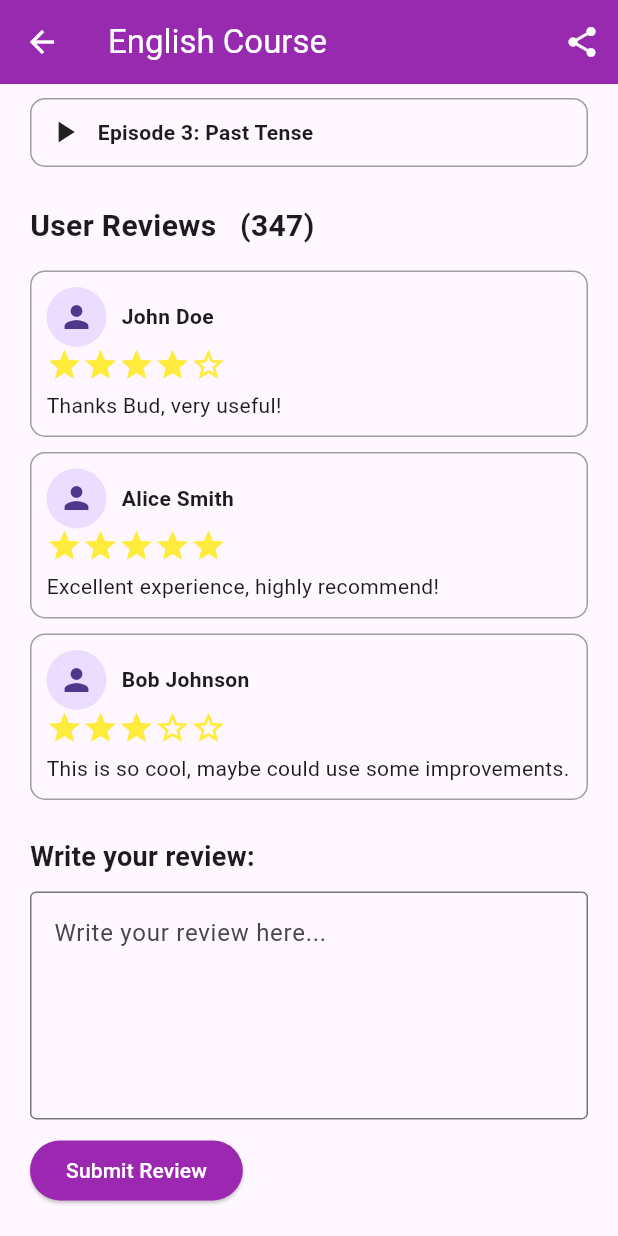
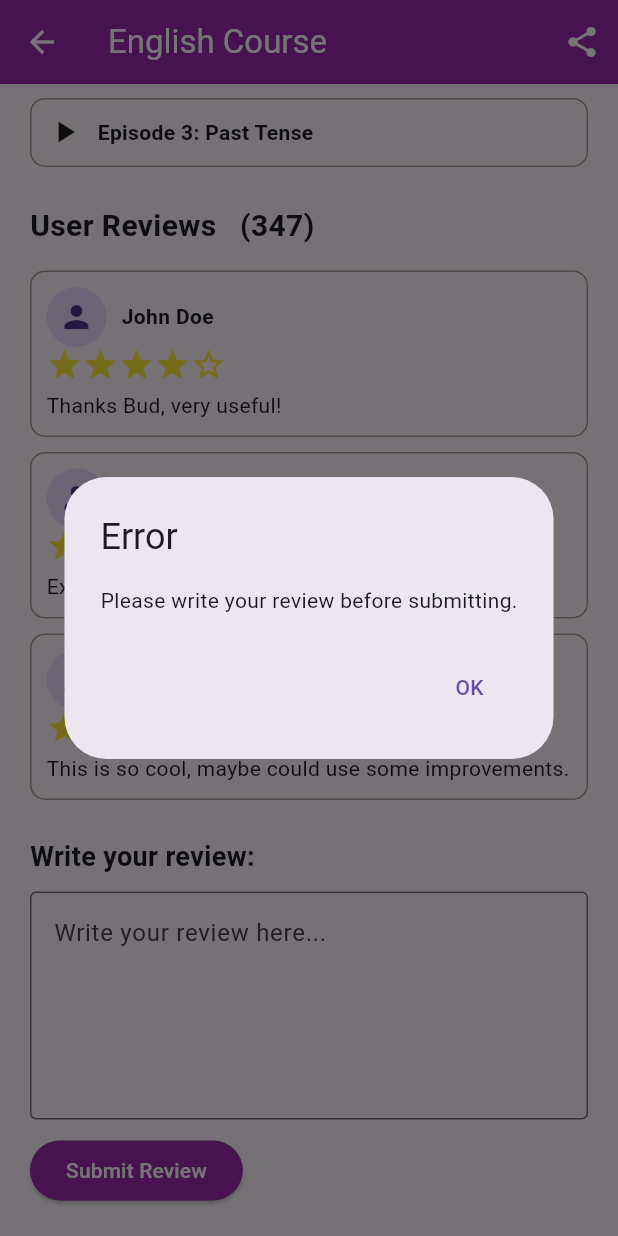
Before and after one commit to Alvinlo221110546/tugas-projek-Quizz, a Flutter app: the EnglishCourse screen opened directly, scrolled down 377 dp, after a tap on "Submit Review", on a phone screen of 412 x 824 dp. Run offline on Flutter 3.47's test engine with Material 3 defaults, Android fonts, the phone set to English and light mode, and no system bars; our stand-ins replace animated_text_kit, cached_network_image, camera, carousel_slider, font_awesome_flutter, image_picker and 2 more; missing offline and left inert: dart:html.

Commit message:
perbaikan dikit

```diff
--- a/lib/page/coursehall_2/englishcourse.dart
+++ b/lib/page/coursehall_2/englishcourse.dart
@@ -1,16 +1,23 @@
 import 'package:flutter/material.dart';
-import 'package:quizz/page/coursehall_2/accounting.dart';
 import 'package:quizz/page/link.dart';
 import 'package:youtube_player_flutter/youtube_player_flutter.dart';
 
 class EnglishCourse extends StatelessWidget {
   @override
   Widget build(BuildContext context) {
-    return  Scaffold(
+    return Scaffold(
       appBar: AppBar(
         iconTheme: IconThemeData(color: Colors.white),
         backgroundColor: Colors.purple,
-        title: Text('English Course',style: TextStyle(color: Colors.white)),actions: [IconButton(onPressed: (){Navigator.push(context, MaterialPageRoute(builder: (context)=>LinkPage()));}, icon: Icon(Icons.share))]
+        title: Text('English Course', style: TextStyle(color: Colors.white)),
+        actions: [
+          IconButton(
+            onPressed: () {
+              Navigator.push(context, MaterialPageRoute(builder: (context) => LinkPage()));
+            },
+            icon: Icon(Icons.share),
+          ),
+        ],
       ),
       body: SingleChildScrollView(
         child: Padding(
@@ -19,35 +26,8 @@ class EnglishCourse extends StatelessWidget {
             crossAxisAlignment: CrossAxisAlignment.start,
             children: [
               SizedBox(height: 20),
-                FutureBuilder<String?>(
-                  future: Future.value(YoutubePlayer.convertUrlToId(
-                      'https://youtu.be/lhFU5H5KPFE?si=ET7Sm1guFwdSHN58')),
-                  builder: (context, snapshot) {
-                    if (snapshot.connectionState == ConnectionState.waiting) {
-                      return CircularProgressIndicator();
-                    } else if (snapshot.hasError) {
-                      return Text('Error: ${snapshot.error}');
-                    } else {
-                      final videoId = snapshot.data;
-                      if (videoId != null && videoId.isNotEmpty) {
-                        return YoutubePlayer(
-                          controller: YoutubePlayerController(
-                            initialVideoId: videoId,
-                            flags: YoutubePlayerFlags(
-                              autoPlay: false,
-                              mute: false,
-                            ),
-                          ),
-                          showVideoProgressIndicator: true,
-                        );
-                      } else {
-                        return Text('Invalid YouTube URL');
-                      }
-                    }
-                  },
-                ),
+              YoutubePlayerWidget('https://youtu.be/lhFU5H5KPFE?si=ET7Sm1guFwdSHN58'),
               SizedBox(height: 20),
-
               EpisodeListItem(
                 episodeTitle: 'Episode 1: Introduction to Grammar',
                 onPressed: () {
@@ -105,7 +85,6 @@ class EnglishCourse extends StatelessWidget {
         ),
       ),
     );
-
   }
 }
 
@@ -230,12 +209,29 @@ class _ReviewTextBoxState extends State<ReviewTextBox> {
             ),
           ),
           onPressed: () {
-            String review = _controller.text;
+            String review = _controller.text.trim();
+            if (review.isNotEmpty) {
               print('Review submitted: $review');
-
               _controller.clear();
+            } else {
+              showDialog(
+                context: context,
+                builder: (context) => AlertDialog(
+                  title: Text('Error'),
+                  content: Text('Please write your review before submitting.'),
+                  actions: [
+                    TextButton(
+                      onPressed: () {
+                        Navigator.pop(context);
                       },
-          child: Text('Submit Review', style: TextStyle(color: Colors.white)),
+                      child: Text('OK'),
+                    ),
+                  ],
+                ),
+              );
+            }
+          },
+          child: Text('Submit Review', style: TextStyle(fontSize: 14, color: Colors.white)),
         ),
       ],
     );
@@ -247,3 +243,38 @@ class _ReviewTextBoxState extends State<ReviewTextBox> {
     super.dispose();
   }
 }
+
+class YoutubePlayerWidget extends StatelessWidget {
+  final String url;
+
+  YoutubePlayerWidget(this.url);
+
+  @override
+  Widget build(BuildContext context) {
+    final videoId = YoutubePlayer.convertUrlToId(url);
+
+    if (videoId == null) {
+      return Text('Invalid YouTube URL');
+    }
+
+    return YoutubePlayerBuilder(
+      player: YoutubePlayer(
+        controller: YoutubePlayerController(
+          initialVideoId: videoId,
+          flags: YoutubePlayerFlags(
+            autoPlay: false,
+            mute: false,
+          ),
+        ),
+        showVideoProgressIndicator: true,
+      ),
+      builder: (context, player) {
+        return Column(
+          children: [
+            player,
+          ],
+        );
+      },
+    );
+  }
+}
```
Also changed, not shown: lib/page/coursehall_2/accounting.dart (+15 -4 lines), lib/page/coursehall_2/datacourse.dart (+46 -34 lines), lib/page/coursehall_2/investcourse.dart (+91 -110 lines), lib/page/coursehall_2/marketingcourse.dart (+70 -53 lines), lib/page/coursehall_2/officecourse.dart (+88 -120 lines). Lines whose indentation alone changed are shown as unchanged.
